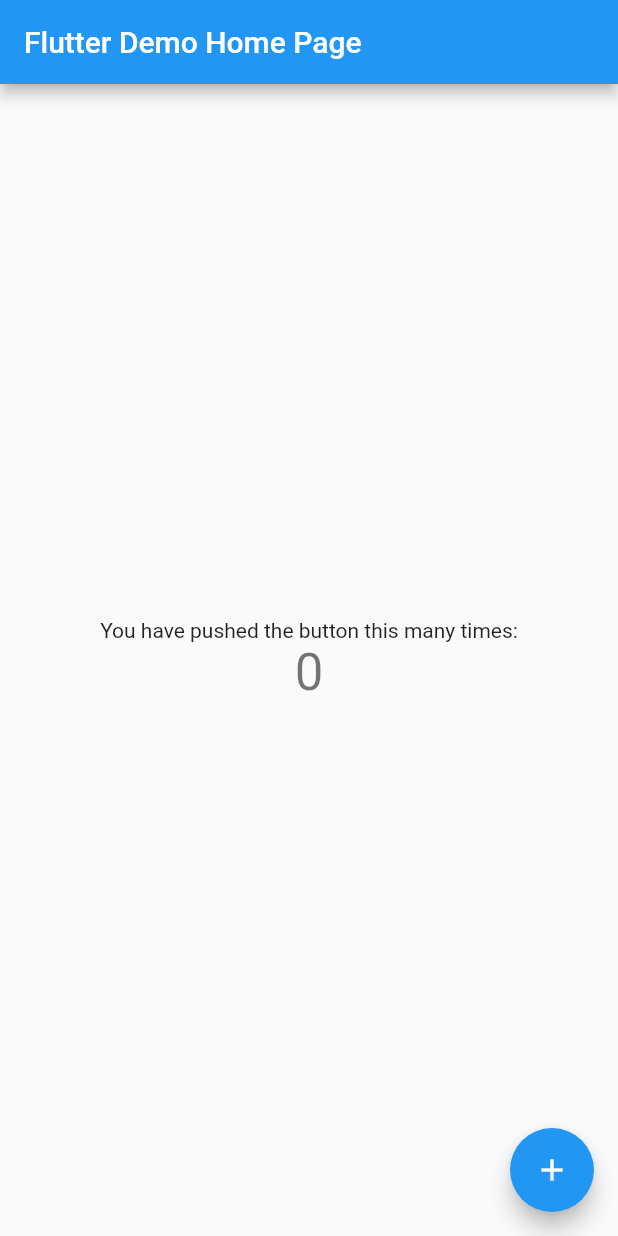
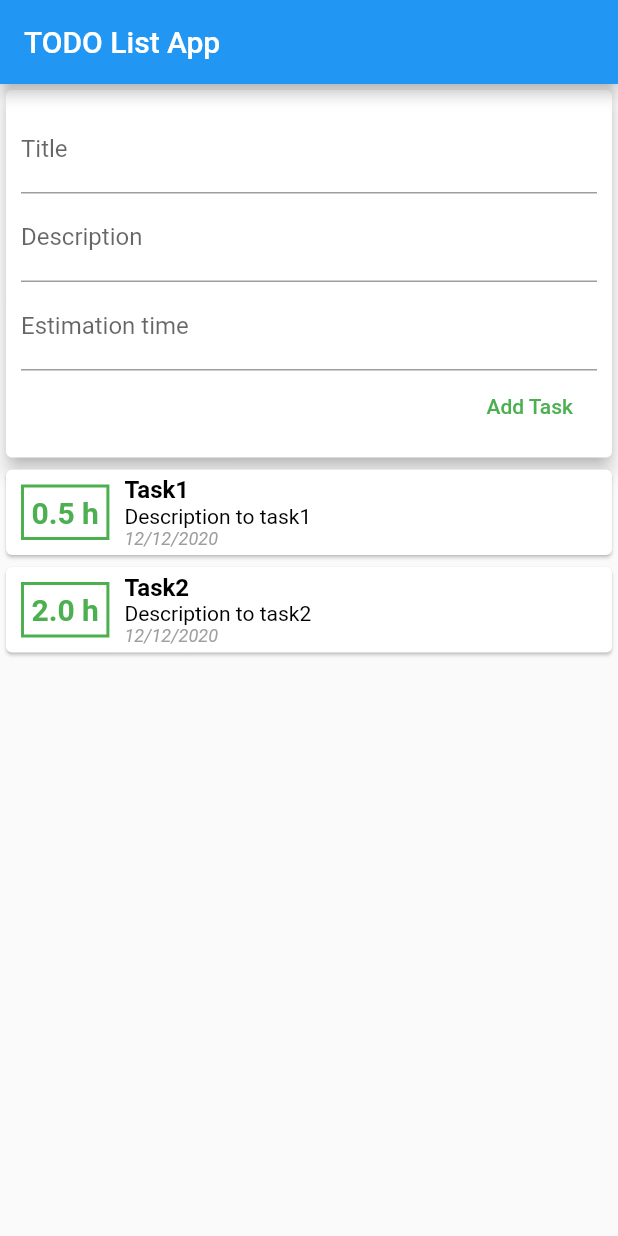
Before and after one commit to norberthanysz/flutterToDoApp, a Flutter app: the screen it shows after launch, on a phone screen of 412 x 824 dp. Run offline on Flutter 3.47's test engine with Material 2 defaults, Android fonts, the phone set to English and light mode, and no system bars.

Commit message:
Add 0.1.0 version of app

```diff
--- a/lib/main.dart
+++ b/lib/main.dart
@@ -1,113 +1,29 @@
 import 'package:flutter/material.dart';
+
+import './widgets/userTasks.dart';
 
 void main() {
   runApp(MyApp());
 }
 
 class MyApp extends StatelessWidget {
-  // This widget is the root of your application.
   @override
   Widget build(BuildContext context) {
     return MaterialApp(
-      title: 'Flutter Demo',
-      theme: ThemeData(
-        // This is the theme of your application.
-        //
-        // Try running your application with "flutter run". You'll see the
-        // application has a blue toolbar. Then, without quitting the app, try
-        // changing the primarySwatch below to Colors.green and then invoke
-        // "hot reload" (press "r" in the console where you ran "flutter run",
-        // or simply save your changes to "hot reload" in a Flutter IDE).
-        // Notice that the counter didn't reset back to zero; the application
-        // is not restarted.
-        primarySwatch: Colors.blue,
-      ),
-      home: MyHomePage(title: 'Flutter Demo Home Page'),
+      title: "Flutter App",
+      home: MyHomePage(),
     );
   }
 }
 
-class MyHomePage extends StatefulWidget {
-  MyHomePage({Key key, this.title}) : super(key: key);
-
-  // This widget is the home page of your application. It is stateful, meaning
-  // that it has a State object (defined below) that contains fields that affect
-  // how it looks.
-
-  // This class is the configuration for the state. It holds the values (in this
-  // case the title) provided by the parent (in this case the App widget) and
-  // used by the build method of the State. Fields in a Widget subclass are
-  // always marked "final".
-
-  final String title;
-
-  @override
-  _MyHomePageState createState() => _MyHomePageState();
-}
-
-class _MyHomePageState extends State<MyHomePage> {
-  int _counter = 0;
-
-  void _incrementCounter() {
-    setState(() {
-      // This call to setState tells the Flutter framework that something has
-      // changed in this State, which causes it to rerun the build method below
-      // so that the display can reflect the updated values. If we changed
-      // _counter without calling setState(), then the build method would not be
-      // called again, and so nothing would appear to happen.
-      _counter++;
-    });
-  }
-
+class MyHomePage extends StatelessWidget {
   @override
   Widget build(BuildContext context) {
-    // This method is rerun every time setState is called, for instance as done
-    // by the _incrementCounter method above.
-    //
-    // The Flutter framework has been optimized to make rerunning build methods
-    // fast, so that you can just rebuild anything that needs updating rather
-    // than having to individually change instances of widgets.
     return Scaffold(
       appBar: AppBar(
-        // Here we take the value from the MyHomePage object that was created by
-        // the App.build method, and use it to set our appbar title.
-        title: Text(widget.title),
+        title: Text("TODO List App"),
       ),
-      body: Center(
-        // Center is a layout widget. It takes a single child and positions it
-        // in the middle of the parent.
-        child: Column(
-          // Column is also a layout widget. It takes a list of children and
-          // arranges them vertically. By default, it sizes itself to fit its
-          // children horizontally, and tries to be as tall as its parent.
-          //
-          // Invoke "debug painting" (press "p" in the console, choose the
-          // "Toggle Debug Paint" action from the Flutter Inspector in Android
-          // Studio, or the "Toggle Debug Paint" command in Visual Studio Code)
-          // to see the wireframe for each widget.
-          //
-          // Column has various properties to control how it sizes itself and
-          // how it positions its children. Here we use mainAxisAlignment to
-          // center the children vertically; the main axis here is the vertical
-          // axis because Columns are vertical (the cross axis would be
-          // horizontal).
-          mainAxisAlignment: MainAxisAlignment.center,
-          children: <Widget>[
-            Text(
-              'You have pushed the button this many times:',
-            ),
-            Text(
-              '$_counter',
-              style: Theme.of(context).textTheme.headline4,
-            ),
-          ],
-        ),
-      ),
-      floatingActionButton: FloatingActionButton(
-        onPressed: _incrementCounter,
-        tooltip: 'Increment',
-        child: Icon(Icons.add),
-      ), // This trailing comma makes auto-formatting nicer for build methods.
+      body: UserTasks(),
     );
   }
 }
--- /dev/null
+++ b/lib/models/task.dart
@@ -0,0 +1,15 @@
+class Task {
+  final String id;
+  final String title;
+  final String description;
+  final double time;
+  final DateTime date;
+
+  Task({
+    this.id,
+    this.title,
+    this.description,
+    this.time,
+    this.date,
+  });
+}
--- /dev/null
+++ b/lib/widgets/newTask.dart
@@ -0,0 +1,51 @@
+import 'package:flutter/material.dart';
+
+class NewTask extends StatelessWidget {
+  final titleController = TextEditingController();
+  final descriptionController = TextEditingController();
+  final timeController = TextEditingController();
+
+  final Function addNewTask;
+
+  NewTask(this.addNewTask);
+
+  @override
+  Widget build(BuildContext context) {
+    return Card(
+      elevation: 5,
+      child: Container(
+        padding: EdgeInsets.all(10),
+        child: Column(
+          crossAxisAlignment: CrossAxisAlignment.end,
+          children: <Widget>[
+            TextField(
+              decoration: InputDecoration(labelText: "Title"),
+              controller: titleController,
+            ),
+            TextField(
+              keyboardType: TextInputType.multiline,
+              maxLines: null,
+              decoration: InputDecoration(labelText: "Description"),
+              controller: descriptionController,
+            ),
+            TextField(
+              decoration: InputDecoration(labelText: "Estimation time"),
+              controller: timeController,
+            ),
+            FlatButton(
+              child: Text("Add Task"),
+              textColor: Colors.green,
+              onPressed: () {
+                addNewTask(
+                  title: titleController.text,
+                  description: descriptionController.text,
+                  time: double.parse(timeController.text),
+                );
+              },
+            ),
+          ],
+        ),
+      ),
+    );
+  }
+}
--- /dev/null
+++ b/lib/widgets/tasksList.dart
@@ -0,0 +1,79 @@
+import 'package:flutter/material.dart';
+import 'package:intl/intl.dart';
+
+import '../models/task.dart';
+
+class TasksList extends StatelessWidget {
+  final List<Task> tasksList;
+
+  TasksList(this.tasksList);
+
+  @override
+  Widget build(BuildContext context) {
+    return Container(
+      height: 300,
+      child: ListView.builder(
+        itemBuilder: (context, index) {
+          return Card(
+            child: Row(
+              children: <Widget>[
+                Container(
+                  margin: EdgeInsets.all(10),
+                  padding: EdgeInsets.all(5),
+                  decoration: BoxDecoration(
+                    border: Border.all(
+                      color: Colors.green,
+                      width: 2,
+                    ),
+                  ),
+                  child: Text(
+                    "${tasksList[index].time} h",
+                    style: TextStyle(
+                      fontWeight: FontWeight.bold,
+                      fontSize: 20,
+                      color: Colors.green,
+                    ),
+                  ),
+                ),
+                Column(
+                  crossAxisAlignment: CrossAxisAlignment.start,
+                  children: <Widget>[
+                    Text(
+                      tasksList[index].title,
+                      style: TextStyle(
+                        fontSize: 16,
+                        fontWeight: FontWeight.bold,
+                        color: Colors.black,
+                      ),
+                    ),
+                    Container(
+                      width: 250,
+                      child: Text(
+                        tasksList[index].description,
+                        overflow: TextOverflow.ellipsis,
+                        maxLines: 5,
+                        style: TextStyle(
+                          fontSize: 14,
+                          color: Colors.black,
+                        ),
+                      ),
+                    ),
+                    Text(
+                      DateFormat.yMd().format(tasksList[index].date),
+                      style: TextStyle(
+                        fontSize: 12,
+                        color: Colors.grey,
+                        fontStyle: FontStyle.italic,
+                      ),
+                    ),
+                  ],
+                )
+              ],
+            ),
+          );
+        },
+        itemCount: tasksList.length,
+      ),
+    );
+  }
+}
--- /dev/null
+++ b/lib/widgets/userTasks.dart
@@ -0,0 +1,53 @@
+import 'package:flutter/material.dart';
+
+import './newTask.dart';
+import './tasksList.dart';
+import '../models/task.dart';
+
+class UserTasks extends StatefulWidget {
+  @override
+  _State createState() => _State();
+}
+
+class _State extends State<UserTasks> {
+  final List<Task> _tasks = [
+    Task(
+      id: "1",
+      title: "Task1",
+      description: "Description to task1",
+      time: 0.5,
+      date: DateTime.now(),
+    ),
+    Task(
+      id: "2",
+      title: "Task2",
+      description: "Description to task2",
+      time: 2,
+      date: DateTime.now(),
+    ),
+  ];
+
+  void _addNewTask({String title, String description, double time}) {
+    final newTask = Task(
+      id: DateTime.now().toString(),
+      title: title,
+      description: description,
+      time: time,
+      date: DateTime.now(),
+    );
+
+    setState(() {
+      _tasks.add(newTask);
+    });
+  }
+
+  @override
+  Widget build(BuildContext context) {
+    return Column(
+      children: <Widget>[
+        NewTask(_addNewTask),
+        TasksList(_tasks),
+      ],
+    );
+  }
+}
--- a/pubspec.yaml
+++ b/pubspec.yaml
@@ -23,6 +23,7 @@ environment:
 dependencies:
   flutter:
     sdk: flutter
+  intl: ^0.16.1
 
 
   # The following adds the Cupertino Icons font to your application.
```
Also changed, not shown: pubspec.lock, 1 other file.
